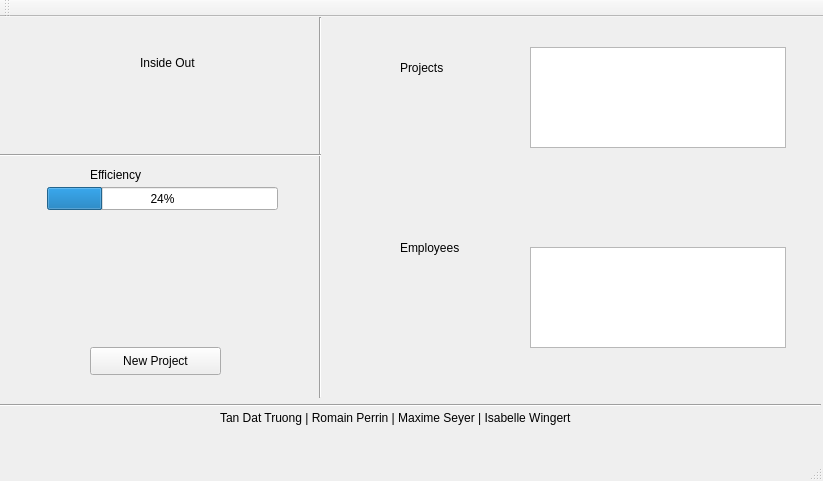
Qt form mainwindow.ui (Romain96/M2S3_QualiteERP) before a commit.
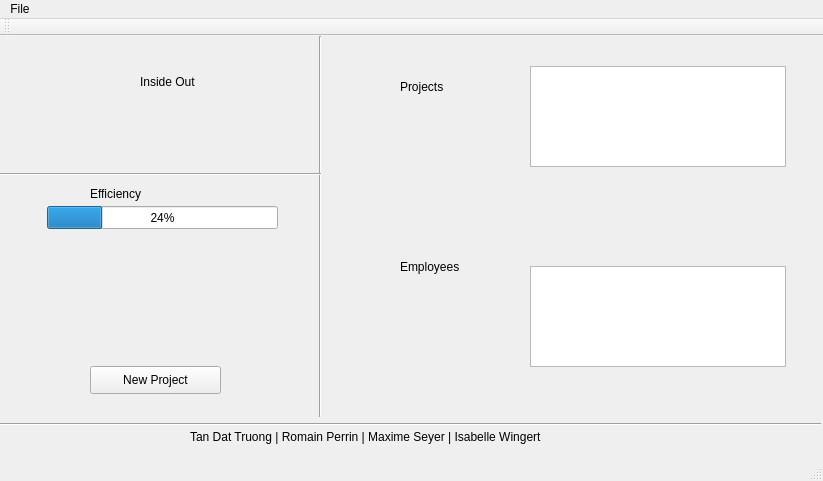
The same form after that commit.

Diff of the .ui file:
```diff
--- a/mainwindow.ui
+++ b/mainwindow.ui
@@ -108,9 +108,9 @@
    <widget class="QLabel" name="label_3">
     <property name="geometry">
      <rect>
-      <x>220</x>
+      <x>190</x>
       <y>380</y>
-      <width>391</width>
+      <width>561</width>
       <height>41</height>
      </rect>
     </property>
@@ -174,9 +174,16 @@
      <x>0</x>
      <y>0</y>
      <width>823</width>
-     <height>22</height>
+     <height>26</height>
     </rect>
    </property>
+   <widget class="QMenu" name="menuFichier">
+    <property name="title">
+     <string>File</string>
+    </property>
+    <addaction name="actionImport"/>
+   </widget>
+   <addaction name="menuFichier"/>
   </widget>
   <widget class="QToolBar" name="mainToolBar">
    <attribute name="toolBarArea">
```
Left out of the diff: 5 changed lines with no effect on the pictures.
